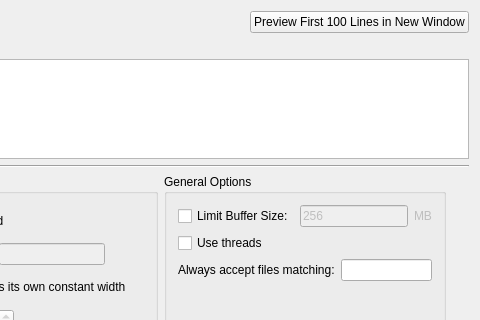
The window that src/datasources/ascii/asciiconfig.ui (Kst-plot/kst) describes before a commit, drawn with Qt 5; both pictures show x 476 to 956 and y 0 to 320 of the 956 by 539 pixel window.
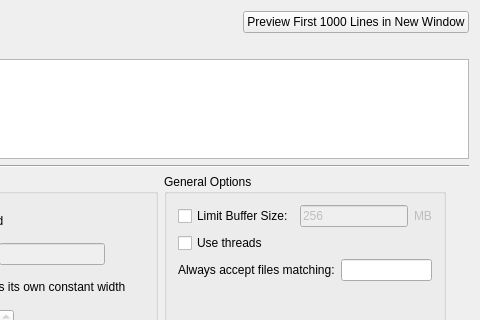
The same window after the commit.

Commit message:
add preview widget for ascii data
this changes the modality to window only, so other windows are not
blocked when the ascii dialog is open.

The edit to the form file:
```diff
--- a/src/datasources/ascii/asciiconfig.ui
+++ b/src/datasources/ascii/asciiconfig.ui
@@ -36,7 +36,7 @@
      <item>
       <widget class="QPushButton" name="pushButton">
        <property name="text">
-        <string>Preview First 100 Lines in New Window</string>
+        <string>Preview First 1000 Lines in New Window</string>
        </property>
       </widget>
      </item>
```
Left out of the diff: 2 changed lines with no effect on the pictures. The commit also changes 4 other files.
